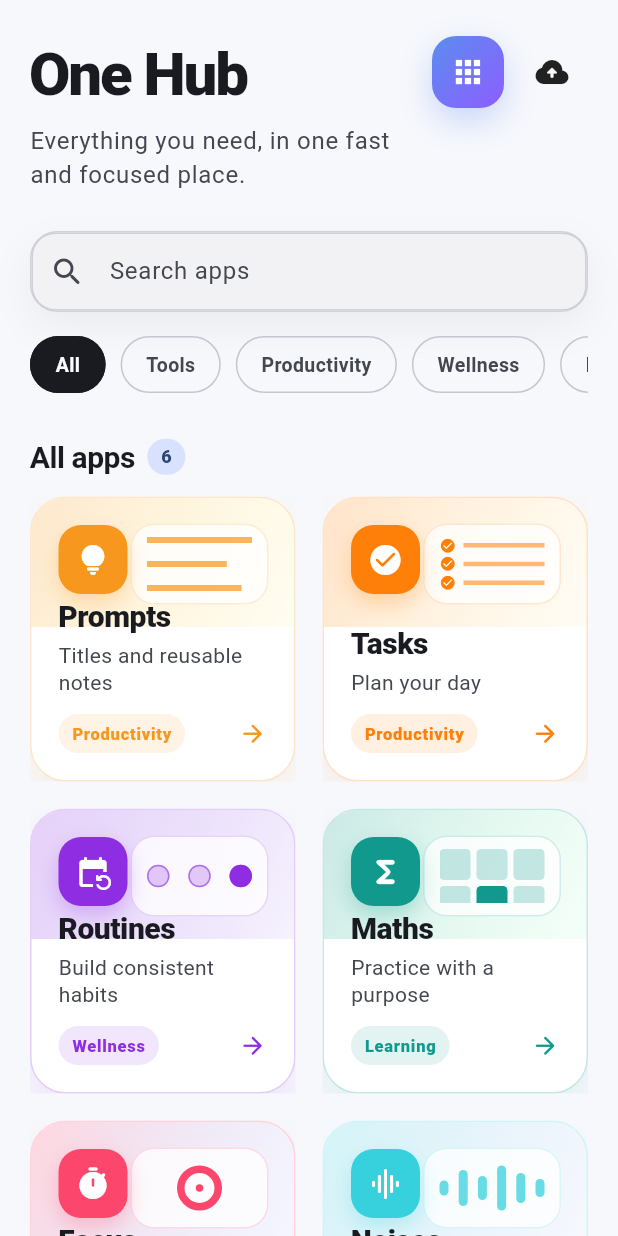
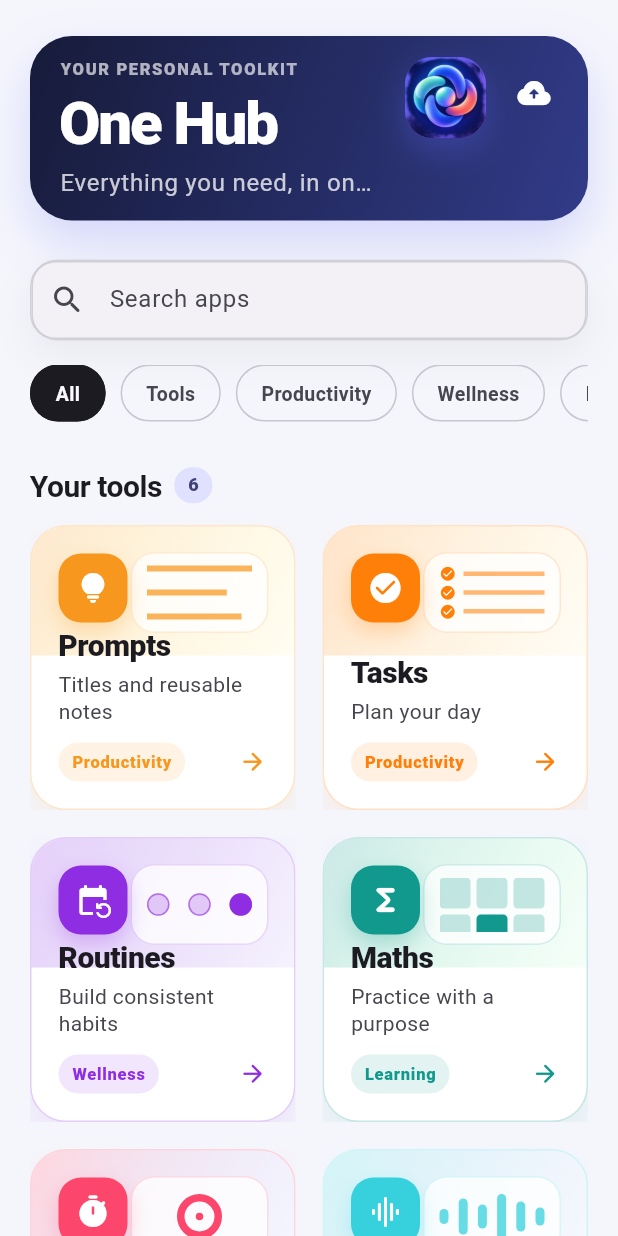
Before and after one commit to CadeL4D/all-in-one, a Flutter app: the screen it shows after launch, on a phone screen of 412 x 824 dp. Run offline on Flutter 3.47's test engine with Material 3 defaults, Android fonts, the light colour scheme and no system bars; our stand-ins replace audioplayers, file_picker, flutter_local_notifications, share_plus, shared_preferences, timezone.

Commit message:
Release v0.2.1 visual overhaul

```diff
--- a/lib/src/screens/hub_screen.dart
+++ b/lib/src/screens/hub_screen.dart
@@ -1,4 +1,5 @@
 import 'package:flutter/material.dart';
+import 'package:flutter/rendering.dart' show ScrollCacheExtent;
 
 import '../apps/apps_registry.dart';
 import '../core/backup_service.dart';
@@ -168,6 +169,7 @@ class _HubScreenState extends State<HubScreen> {
 
     return Scaffold(
       body: CustomScrollView(
+        scrollCacheExtent: const ScrollCacheExtent.pixels(1200),
         physics: const BouncingScrollPhysics(
           parent: AlwaysScrollableScrollPhysics(),
         ),
@@ -179,7 +181,7 @@ class _HubScreenState extends State<HubScreen> {
             ),
           SliverToBoxAdapter(
             child: _SectionHeading(
-              title: 'All apps',
+              title: 'Your tools',
               count: visibleApps.length,
             ),
           ),
@@ -228,7 +230,25 @@ class _HubScreenState extends State<HubScreen> {
             child: Column(
               crossAxisAlignment: CrossAxisAlignment.start,
               children: <Widget>[
-                Row(
+                Container(
+                  width: double.infinity,
+                  padding: const EdgeInsets.fromLTRB(20, 14, 12, 14),
+                  decoration: BoxDecoration(
+                    borderRadius: BorderRadius.circular(28),
+                    gradient: const LinearGradient(
+                      begin: Alignment.topLeft,
+                      end: Alignment.bottomRight,
+                      colors: <Color>[Color(0xFF171B3A), Color(0xFF313B88)],
+                    ),
+                    boxShadow: <BoxShadow>[
+                      BoxShadow(
+                        color: AppColors.brand.withValues(alpha: 0.22),
+                        blurRadius: 28,
+                        offset: const Offset(0, 14),
+                      ),
+                    ],
+                  ),
+                  child: Row(
                     crossAxisAlignment: CrossAxisAlignment.start,
                     children: <Widget>[
                       Expanded(
@@ -236,17 +256,28 @@ class _HubScreenState extends State<HubScreen> {
                           crossAxisAlignment: CrossAxisAlignment.start,
                           children: <Widget>[
                             Text(
+                              'YOUR PERSONAL TOOLKIT',
+                              style: Theme.of(context).textTheme.labelSmall
+                                  ?.copyWith(
+                                    color: Colors.white.withValues(alpha: 0.66),
+                                    fontWeight: FontWeight.w800,
+                                    letterSpacing: 1.1,
+                                  ),
+                            ),
+                            const SizedBox(height: 3),
+                            Text(
                               'One Hub',
-                            style: Theme.of(context).textTheme.headlineLarge,
+                              style: Theme.of(context).textTheme.headlineLarge
+                                  ?.copyWith(color: Colors.white),
                             ),
-                          const SizedBox(height: 8),
+                            const SizedBox(height: 3),
                             Text(
                               'Everything you need, in one fast and focused place.',
+                              maxLines: 1,
+                              overflow: TextOverflow.ellipsis,
                               style: Theme.of(context).textTheme.bodyLarge
                                   ?.copyWith(
-                                  color: Theme.of(context)
-                                      .colorScheme
-                                      .onSurfaceVariant,
+                                    color: Colors.white.withValues(alpha: 0.76),
                                   ),
                             ),
                           ],
@@ -254,10 +285,10 @@ class _HubScreenState extends State<HubScreen> {
                       ),
                       const SizedBox(width: 16),
                       Container(
-                      width: 48,
-                      height: 48,
+                        width: 54,
+                        height: 54,
                         decoration: BoxDecoration(
-                        borderRadius: BorderRadius.circular(16),
+                          borderRadius: BorderRadius.circular(18),
                           gradient: const LinearGradient(
                             begin: Alignment.topLeft,
                             end: Alignment.bottomRight,
@@ -271,15 +302,21 @@ class _HubScreenState extends State<HubScreen> {
                             ),
                           ],
                         ),
-                      child: const Icon(
-                        Icons.apps_rounded,
-                        color: Colors.white,
+                        child: ClipRRect(
+                          borderRadius: BorderRadius.circular(18),
+                          child: Image.asset(
+                            'assets/branding/one_hub_icon.png',
+                            fit: BoxFit.cover,
+                          ),
                         ),
                       ),
                       const SizedBox(width: 8),
                       PopupMenuButton<String>(
                         tooltip: 'Backup options',
-                      icon: const Icon(Icons.backup_rounded),
+                        icon: const Icon(
+                          Icons.backup_rounded,
+                          color: Colors.white,
+                        ),
                         onSelected: _handleBackupAction,
                         itemBuilder: (BuildContext context) =>
                             const <PopupMenuEntry<String>>[
@@ -300,6 +337,7 @@ class _HubScreenState extends State<HubScreen> {
                             ],
                       ),
                     ],
+                  ),
                 ),
                 const SizedBox(height: 26),
                 _buildSearchField(context),
--- a/lib/src/theme/app_theme.dart
+++ b/lib/src/theme/app_theme.dart
@@ -1,11 +1,11 @@
 import 'package:flutter/material.dart';
 
 abstract final class AppColors {
-  static const Color brand = Color(0xFF5B8DEF);
-  static const Color lightBackground = Color(0xFFF7F8FC);
-  static const Color darkBackground = Color(0xFF10131B);
+  static const Color brand = Color(0xFF5B64F6);
+  static const Color lightBackground = Color(0xFFF5F6FC);
+  static const Color darkBackground = Color(0xFF0A0D17);
   static const Color lightSurface = Color(0xFFFFFFFF);
-  static const Color darkSurface = Color(0xFF191E29);
+  static const Color darkSurface = Color(0xFF151A28);
 }
 
 abstract final class AppTheme {
@@ -87,6 +87,49 @@ abstract final class AppTheme {
         elevation: 2,
         shape: RoundedRectangleBorder(borderRadius: BorderRadius.circular(18)),
       ),
+      filledButtonTheme: FilledButtonThemeData(
+        style: FilledButton.styleFrom(
+          minimumSize: const Size(0, 48),
+          padding: const EdgeInsets.symmetric(horizontal: 20, vertical: 14),
+          shape: RoundedRectangleBorder(
+            borderRadius: BorderRadius.circular(16),
+          ),
+          textStyle: const TextStyle(fontWeight: FontWeight.w800),
+        ),
+      ),
+      outlinedButtonTheme: OutlinedButtonThemeData(
+        style: OutlinedButton.styleFrom(
+          minimumSize: const Size(0, 48),
+          padding: const EdgeInsets.symmetric(horizontal: 20, vertical: 14),
+          side: BorderSide(color: scheme.outlineVariant),
+          shape: RoundedRectangleBorder(
+            borderRadius: BorderRadius.circular(16),
+          ),
+          textStyle: const TextStyle(fontWeight: FontWeight.w800),
+        ),
+      ),
+      bottomSheetTheme: BottomSheetThemeData(
+        backgroundColor: isDark
+            ? AppColors.darkSurface
+            : AppColors.lightSurface,
+        surfaceTintColor: Colors.transparent,
+        shape: const RoundedRectangleBorder(
+          borderRadius: BorderRadius.vertical(top: Radius.circular(30)),
+        ),
+      ),
+      dialogTheme: DialogThemeData(
+        shape: RoundedRectangleBorder(borderRadius: BorderRadius.circular(26)),
+        surfaceTintColor: Colors.transparent,
+      ),
+      listTileTheme: ListTileThemeData(
+        contentPadding: const EdgeInsets.symmetric(horizontal: 16, vertical: 4),
+        shape: RoundedRectangleBorder(borderRadius: BorderRadius.circular(18)),
+      ),
+      chipTheme: ChipThemeData(
+        shape: RoundedRectangleBorder(borderRadius: BorderRadius.circular(12)),
+        side: BorderSide.none,
+        padding: const EdgeInsets.symmetric(horizontal: 8, vertical: 4),
+      ),
       snackBarTheme: SnackBarThemeData(
         behavior: SnackBarBehavior.floating,
         shape: RoundedRectangleBorder(borderRadius: BorderRadius.circular(16)),
```
Also changed, not shown: lib/src/apps/routines/routines_app.dart (+188 -174 lines), lib/src/screens/app_scaffold.dart (+35 -9 lines), pubspec.yaml (+16 -1 lines), assets/branding/one_hub_icon.png (added), pubspec.lock, 41 other files. Lines whose indentation alone changed are shown as unchanged.
